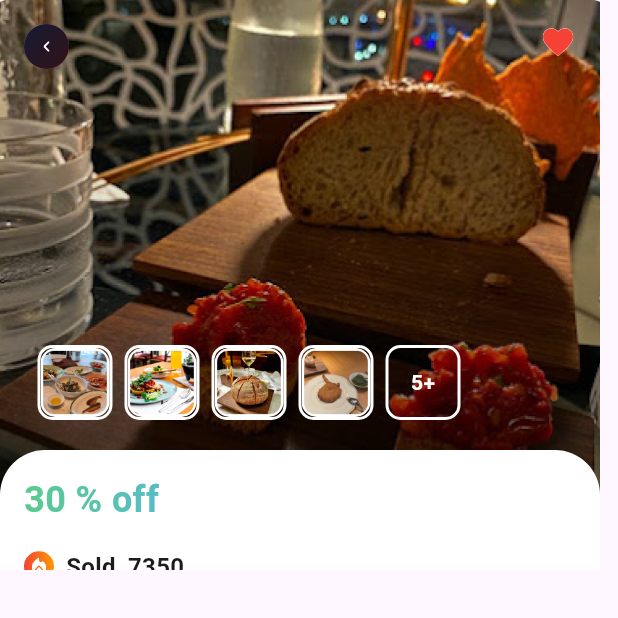
After one commit to UsamaKhan123456789/assignment, a Flutter app: the DealsDetailScreen screen opened directly, on a phone screen of 412 x 824 dp, the top half of it. The commit adds this screen. Run offline on Flutter 3.47's test engine with Material 3 defaults, Android fonts, the phone set to English and light mode, and no system bars; our stand-ins replace carousel_slider, flutter_spinkit, flutter_svg, get.

Commit message:
3rd commit

```diff
--- a/lib/constants/assets.dart
+++ b/lib/constants/assets.dart
@@ -17,5 +17,11 @@ class Assets {
   static const String card4 = 'assets/images/card4.png';
   static const String card5 = 'assets/images/card5.png';
   static const String card6 = 'assets/images/card6.png';
+  static const String detailImage = 'assets/images/detailImage.png';
+  static const String backArrow = 'assets/images/backArrow.svg';
+  static const String image1 = 'assets/images/image1.png';
+  static const String image2 = 'assets/images/image2.png';
+  static const String image3 = 'assets/images/image3.png';
+  static const String image4 = 'assets/images/image4.png';
 
 }
--- /dev/null
+++ b/lib/presentation/home/screens/detail_screen/deals_detail_screen.dart
@@ -0,0 +1,261 @@
+import 'package:flutter/material.dart';
+import 'package:flutter_svg/flutter_svg.dart';
+import '../../../../constants/assets.dart';
+import '../../../widgets/app_colors.dart';
+
+class DealsDetailScreen extends StatefulWidget {
+  const DealsDetailScreen({super.key});
+
+  @override
+  State<DealsDetailScreen> createState() => _DealsDetailScreenState();
+}
+
+class _DealsDetailScreenState extends State<DealsDetailScreen> {
+  final List<String> imageList = [
+    Assets.image1,
+    Assets.image2,
+    Assets.image3,
+    Assets.image4,
+    Assets.restaurantImage,
+  ];
+
+  @override
+  Widget build(BuildContext context) {
+    return SafeArea(
+      child: Scaffold(
+        body: Stack(
+          children: [
+            // Main image
+            SizedBox(
+              width: 400,
+              height: 380,
+              child: ClipRRect(
+                child: Image.asset(
+                  Assets.detailImage,
+                  width: 375,
+                  height: 346,
+                  fit: BoxFit.cover,
+                ),
+              ),
+            ),
+
+            // Heart icon
+            const Positioned(
+              top: 16,
+              right: 16,
+              child: SizedBox(
+                width: 24,
+                height: 24,
+                child: Stack(
+                  alignment: Alignment.center,
+                  children: [
+                    Icon(
+                      Icons.favorite_border,
+                      color: Colors.white,
+                      size: 24,
+                    ),
+                    Icon(
+                      Icons.favorite,
+                      color: Colors.red,
+                      size: 24,
+                    ),
+                  ],
+                ),
+              ),
+            ),
+
+            // Back arrow icon with gradient background
+            Positioned(
+              top: 16,
+              left: 16,
+              child: Container(
+                width: 30,
+                height: 30,
+                decoration: const BoxDecoration(
+                  shape: BoxShape.circle,
+                  gradient: LinearGradient(
+                    colors: [
+                      Color(0xFF6A82FB),
+                      Color(0xFFFC5C7D),
+                    ],
+                    begin: Alignment.topLeft,
+                    end: Alignment.bottomRight,
+                  ),
+                ),
+                child: Stack(
+                  alignment: Alignment.center,
+                  children: [
+                    Container(
+                      width: 30,
+                      height: 30,
+                      decoration: const BoxDecoration(
+                        shape: BoxShape.circle,
+                        color: Color.fromRGBO(0, 0, 0, 0.8),
+                      ),
+                    ),
+                    SvgPicture.asset(
+                      Assets.backArrow,
+                      width: 12,
+                      height: 7,
+                    ),
+                  ],
+                ),
+              ),
+            ),
+
+            // Images list below the main image
+            Positioned(
+              bottom: 100,
+              left: 25,
+              right: 16,
+              child: SizedBox(
+                height: 50,
+                child: ListView.builder(
+                  scrollDirection: Axis.horizontal,
+                  itemCount: imageList.length,
+                  itemBuilder: (context, index) {
+                    return Container(
+                      width: 50,
+                      height: 50,
+                      margin: const EdgeInsets.only(right: 8),
+                      decoration: BoxDecoration(
+                        borderRadius: BorderRadius.circular(10),
+                        border: Border.all(
+                          color: Colors.white,
+                          width: 2,
+                        ),
+                        color: Colors.transparent,
+                      ),
+                      child: ClipRRect(
+                        borderRadius: BorderRadius.circular(10),
+                        child: index == imageList.length - 1
+                            ? const Center(
+                          child: Text(
+                            '5+',
+                            style: TextStyle(
+                              color: Colors.white,
+                              fontWeight: FontWeight.bold,
+                            ),
+                          ),
+                        )
+                            : Image.asset(
+                          imageList[index],
+                          fit: BoxFit.cover,
+                          opacity: const AlwaysStoppedAnimation(1.0),
+                        ),
+                      ),
+                    );
+                  },
+                ),
+              ),
+            ),
+
+            // Overlay layout below the main image with a white background
+            Positioned(
+              top: 300, // Adjust as needed to show where the overlay starts
+              left: 0,
+              right: 0,
+              child: Container(
+                height: 500,
+                // Remove width and height to allow filling of space dynamically
+                decoration: BoxDecoration(
+                  borderRadius: BorderRadius.circular(30),
+                  color: Colors.white, // White background
+                ),
+                child: Padding(
+                  padding: const EdgeInsets.all(16.0), // Padding for content
+                  child: Column(
+                    crossAxisAlignment: CrossAxisAlignment.start,
+                    children: [
+                      // Title with gradient
+                      Text(
+                        '30 % off',
+                        style: TextStyle(
+                          fontSize: 24,
+                          fontWeight: FontWeight.bold,
+                          foreground: Paint()
+                            ..shader = const LinearGradient(
+                              colors: <Color>[
+                                AppColor.buttonColor1,
+                                AppColor.buttonColor2,
+                              ],
+                            ).createShader(Rect.fromLTWH(0, 0, 200, 70)),
+                        ),
+                      ),
+                      const SizedBox(height: 16),
+                      // Row for fire icon and sold text
+                      Row(
+                        children: [
+                          Container(
+                            width: 20,
+                            height: 20,
+                            decoration: const BoxDecoration(
+                              shape: BoxShape.circle,
+                              gradient: LinearGradient(
+                                colors: [
+                                  Colors.red,
+                                  Colors.orange,
+                                ],
+                              ),
+                            ),
+                            child: const Icon(
+                              Icons.local_fire_department,
+                              color: Colors.white,
+                              size: 14,
+                            ),
+                          ),
+                          const SizedBox(width: 8),
+                          const Text(
+                            'Sold',
+                            style: TextStyle(
+                              fontSize: 16,
+                              fontWeight: FontWeight.bold,
+                            ),
+                          ),
+                          const SizedBox(width: 8),
+                          const Text(
+                            '7350',
+                            style: TextStyle(
+                              fontSize: 16,
+                              fontWeight: FontWeight.bold,
+                            ),
+                          ),
+                        ],
+                      ),
+                      const SizedBox(height: 16),
+                      // Row for rating and reviews
+                      const Row(
+                        children: [
+                          Icon(
+                            Icons.star,
+                            color: Colors.yellow,
+                            size: 18,
+                          ),
+                          SizedBox(width: 4),
+                          Text(
+                            '5.0',
+                            style: TextStyle(
+                              fontSize: 16,
+                              fontWeight: FontWeight.bold,
+                            ),
+                          ),
+                          SizedBox(width: 4),
+                          Text(
+                            '(7 reviews)',
+                            style: TextStyle(
+                              fontSize: 16,
+                            ),
+                          ),
+                        ],
+                      ),
+                    ],
+                  ),
+                ),
+              ),
+            ),
+          ],
+        ),
+      ),
+    );
+  }
+}
--- a/lib/presentation/home/screens/home_screen.dart
+++ b/lib/presentation/home/screens/home_screen.dart
@@ -1,4 +1,7 @@
+import 'package:assignment/presentation/home/screens/detail_screen/deals_detail_screen.dart';
 import 'package:flutter/material.dart';
+import 'package:get/get.dart';
+import 'package:get/get_core/src/get_main.dart';
 import 'package:intl/intl.dart';
 import 'package:flutter_svg/svg.dart';
 import 'package:carousel_slider/carousel_slider.dart';
@@ -458,7 +461,11 @@ class _HomeScreenState extends State<HomeScreen> {
                         crossAxisAlignment: CrossAxisAlignment.start,
                         children: [
                           // Restaurant Card
-                          Container(
+                          GestureDetector(
+                            onTap: (){
+                              Get.to(() => const DealsDetailScreen());
+                            },
+                            child: Container(
                               width: 265,
                               height: 150,
                               decoration: BoxDecoration(
@@ -533,10 +540,11 @@ class _HomeScreenState extends State<HomeScreen> {
                                 ],
                               ),
                             ),
+                          ),
                           const SizedBox(height: 10),
                           // Restaurant Name
                           const Text(
-                            'The Great Restaurant',
+                            'Ristorante – Niko Romito',
                             style: TextStyle(
                               fontFamily: 'Outfit',
                               fontSize: 18,
@@ -545,7 +553,7 @@ class _HomeScreenState extends State<HomeScreen> {
                           ),
                           // Description text
                           const Text(
-                            'Delicious meals and dining experience',
+                            'Dine and enjoy a 20% Discount',
                             style: TextStyle(
                               fontFamily: 'Outfit',
                               fontSize: 14,
@@ -564,7 +572,7 @@ class _HomeScreenState extends State<HomeScreen> {
                               Icon(Icons.location_on, size: 16, color: AppColor.hintColor),
                               SizedBox(width: 5),
                               Text(
-                                'Downtown, New York',
+                                'Ristorante L’Olivo at Al Mah... +5 more',
                                 style: TextStyle(
                                   fontFamily: 'Outfit',
                                   fontSize: 14,
@@ -576,11 +584,12 @@ class _HomeScreenState extends State<HomeScreen> {
                           const Row(
                             children: const [
                               Text(
-                                '4.9',
+                                '5.0',
                                 style: TextStyle(fontSize: 14),
                               ),
                               SizedBox(width: 5),
                               Icon(Icons.star, size: 12, color: AppColor.starColor),
+                              SizedBox(width: 5),
                               Text(
                                 '(7 reviews)',
                                 style: TextStyle(fontSize: 14),
--- a/lib/presentation/widgets/app_colors.dart
+++ b/lib/presentation/widgets/app_colors.dart
@@ -26,6 +26,8 @@ class AppColor {
   static const Color cardBorderColor = Color.fromRGBO(219, 219, 219, 1);
   static const Color navigationBarIconColor = Color.fromRGBO(191, 192, 197, 1);
   static const Color navigationBoxColor1 = Color.fromRGBO(8, 173, 75, 1);
+  static const Color detailGradientColor = Color.fromRGBO(0, 0, 0, 0.8);
+
 
 
 
--- a/lib/res/assets_res.dart
+++ b/lib/res/assets_res.dart
@@ -8,6 +8,7 @@ class AssetsRes {
 
   static const String PLUGIN_NAME = 'assignment';
   static const String PLUGIN_VERSION = '1.0.0+1';
+  static const String BACKARROW = 'assets/images/backArrow.svg';
   static const String CARD1 = 'assets/images/card1.png';
   static const String CARD2 = 'assets/images/card2.png';
   static const String CARD3 = 'assets/images/card3.png';
@@ -19,7 +20,12 @@ class AssetsRes {
   static const String CATEGORY2 = 'assets/images/category2.png';
   static const String CATEGORY3 = 'assets/images/category3.png';
   static const String CATEGORY4 = 'assets/images/category4.png';
+  static const String DETAILIMAGE = 'assets/images/detailImage.png';
   static const String DROPARROW = 'assets/images/dropArrow.svg';
   static const String FILTER = 'assets/images/filter.svg';
+  static const String IMAGE1 = 'assets/images/image1.png';
+  static const String IMAGE2 = 'assets/images/image2.png';
+  static const String IMAGE3 = 'assets/images/image3.png';
+  static const String IMAGE4 = 'assets/images/image4.png';
   static const String RESTAURANT = 'assets/images/restaurant.png';
 }
--- a/pubspec.yaml
+++ b/pubspec.yaml
@@ -66,6 +66,7 @@ flutter:
   # To add assets to your application, add an assets section, like this:
   assets:
     - assets/images/
+    - assets/images/backArrow.svg
     - assets/images/card1.png
     - assets/images/card2.png
     - assets/images/card3.png
@@ -77,8 +78,13 @@ flutter:
     - assets/images/category2.png
     - assets/images/category3.png
     - assets/images/category4.png
+    - assets/images/detailImage.png
     - assets/images/dropArrow.svg
     - assets/images/filter.svg
+    - assets/images/image1.png
+    - assets/images/image2.png
+    - assets/images/image3.png
+    - assets/images/image4.png
     - assets/images/restaurant.png
   #   - images/a_dot_ham.jpeg
 
```
Also changed, not shown: assets/images/backArrow.svg (added), assets/images/detailImage.png (added), assets/images/image1.png (added), assets/images/image2.png (added), assets/images/image3.png (added), assets/images/image4.png (added). Lines whose indentation alone changed are shown as unchanged.
